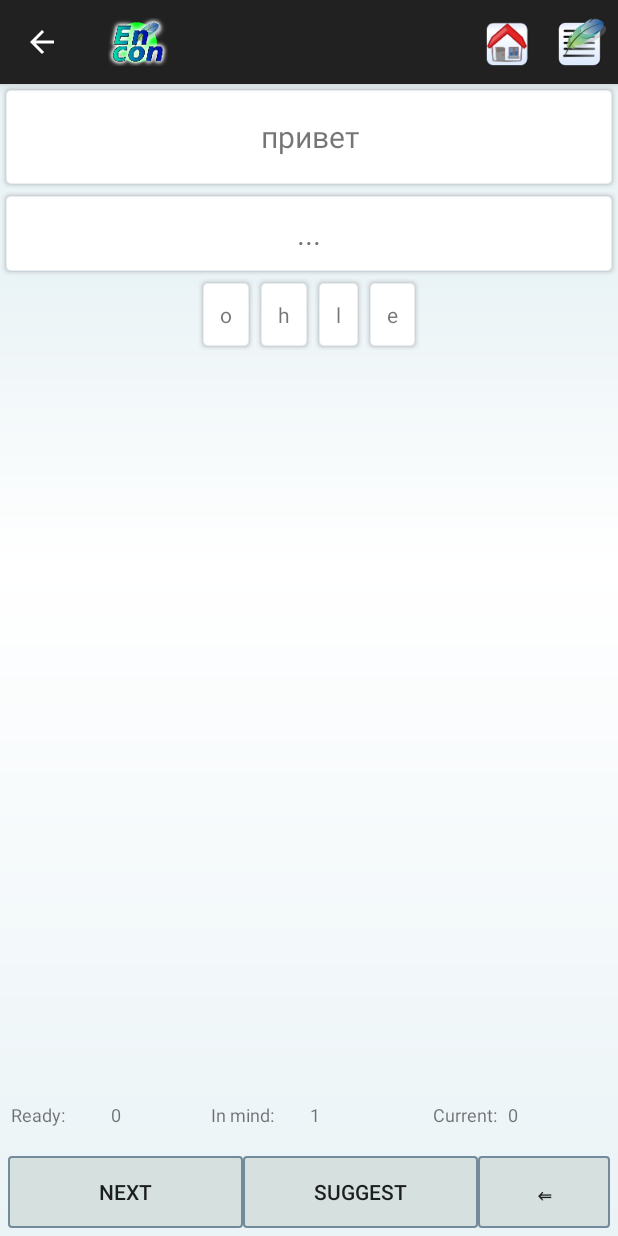
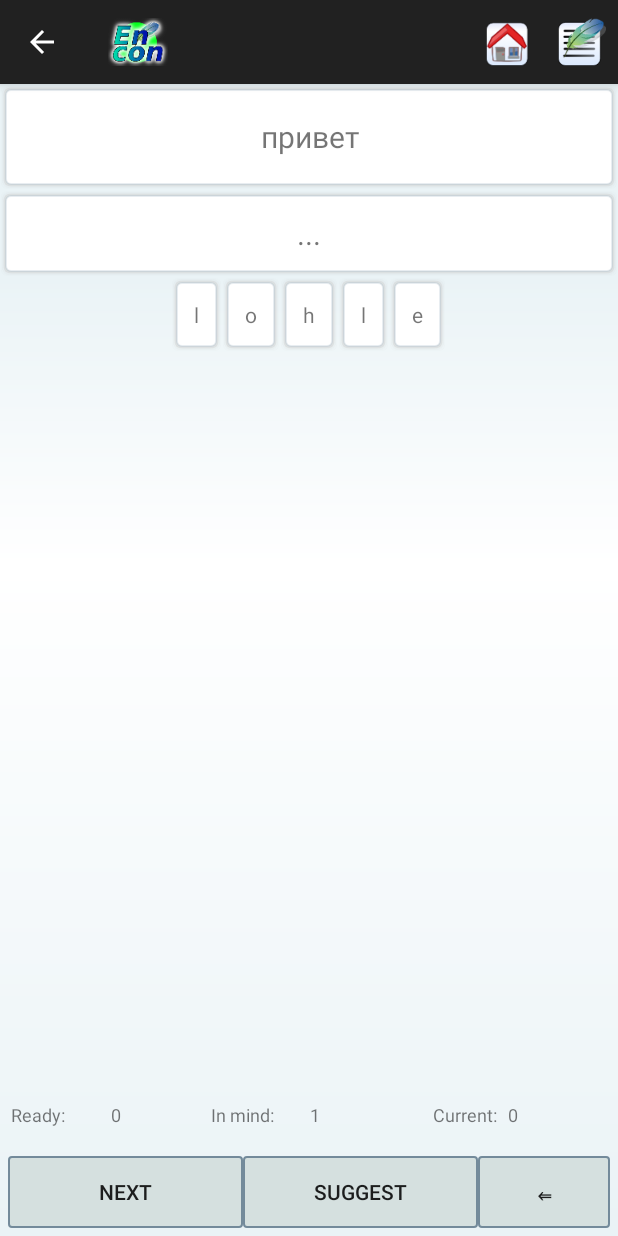
Before and after one commit to Maxislav/EnglishCon, an Android app: the GameActivity screen opened directly, with no data from a screen before it, on a phone screen of 412 x 824 dp. Run offline under Robolectric (Android 15) with nearby library versions, the phone set to English and light mode, and no system bars.

Commit message:
arrays lenghth

```diff
--- a/app/src/main/java/com/atlas/mars/englishcon/GameActivity.java
+++ b/app/src/main/java/com/atlas/mars/englishcon/GameActivity.java
@@ -34,6 +34,12 @@ import java.util.Random;
  * Created by mars on 3/19/15.
  */
 public class GameActivity extends ActionBarActivity {
+
+    private  ArrayList<String> mixArrayList; //миксованый
+
+    private String findValue;
+
+
     private float dpHeight, dpWidth, density;
     DisplayMetrics displayMetrics;
     static final private int CHOOSE_THIEF = 0;
@@ -70,6 +76,9 @@ public class GameActivity extends ActionBarActivity {
     protected void onCreate(Bundle savedInstanceState) {
         super.onCreate(savedInstanceState);
         setContentView(R.layout.activity_game);
+
+
+
 
         fillTextVeiw = (TextView) findViewById(R.id.fillTextVeiw);
         findTextView = (TextView) findViewById(R.id.findTextView);
@@ -156,12 +165,23 @@ public class GameActivity extends ActionBarActivity {
 
     public void onInit() {
         if (value == null) {
-            mixValue = getRandom();
-            if(mixValue.isEmpty()){
+          //  mixValue = getRandom();
+            findValue = getRandom();
+            if(findValue.isEmpty()){
                 return;
             }
-            arrayValues = mixValue.split("");
-            elementsLength = arrayValues.length;
+            mixArrayList = new ArrayList<>();
+
+            String arrayValues[] = findValue.split("");
+                   //arrayValues = findValue.split("");
+            for(int i = 0; i<arrayValues.length; i++){
+                if(!arrayValues[i].isEmpty()){
+                    mixArrayList.add(arrayValues[i]);
+                }
+            }
+
+            //elementsLength = arrayValues.length;
+            elementsLength = mixArrayList.size();
             arrayList = new ArrayList<Map>();
             generate();
             getCountInMind();
@@ -214,16 +234,14 @@ public class GameActivity extends ActionBarActivity {
     private void createColum(LinearLayout rowLinearLayout) {
         View latterView = inflater.inflate(R.layout.letter_layout, rowLinearLayout, false);
         rowLinearLayout.addView(latterView);
+        TextView t = (TextView) ((ViewGroup) latterView).getChildAt(0);
+        if (nElements < mixArrayList.size()+1) {
+            t.setText(mixArrayList.get(nElements) + "");
+            clickListener(latterView, "0", mixArrayList.get(nElements));
+            nElements++;
+            getWidth(latterView, 1);
+        }
 
-
-        TextView t = (TextView) ((ViewGroup) latterView).getChildAt(0);
-        //Log.d(LOG, "before: "+t.getWidth()+"");
-        nElements++;
-        if (nElements < arrayValues.length) {
-            t.setText(arrayValues[nElements] + "");
-            clickListener(latterView, "0", arrayValues[nElements]);
-        }
-        getWidth(latterView, 1);
     }
 
 
@@ -234,21 +252,20 @@ public class GameActivity extends ActionBarActivity {
             @Override
             public void run() {
                 v.getWidth(); //height is ready
-
-                // Log.d(LOG, "Width: " + v.getWidth() + "");
-                // sum =((float)v.getWidth());
                 switch (c) {
                     case 0:
                         setMainLayoutWidth(v.getWidth());
                         createColum(rowLinearLayout);
                         break;
-                    default:
-                        summWidth += v.getHeight();
-                        if (summWidth < mainLayoutWidth && nElements < arrayValues.length - 1) {
+                    case 1:
+                        summWidth += v.getWidth()+5;
+                        if (summWidth < mainLayoutWidth && nElements < mixArrayList.size()) {
                             createColum(rowLinearLayout);
-                        } else if (nElements < arrayValues.length - 1) {
+                        } else if (nElements < mixArrayList.size()) {
                             createRow();
                         }
+                        break;
+                    default:
                 }
             }
         });
@@ -266,8 +283,7 @@ public class GameActivity extends ActionBarActivity {
                 fillTextVeiw.setText(fillTex);
                 map.put(letter, v);
                 arrayList.add(map);
-                // Log.d(LOG, "size:: "+arrayList.size() + ":" + (arrayValues.length-1));
-                if (arrayList.size() == arrayValues.length - 1) {
+                if (arrayList.size() == mixArrayList.size()) {
                     checkNext();
                 }
                 final View _v = v;
```
